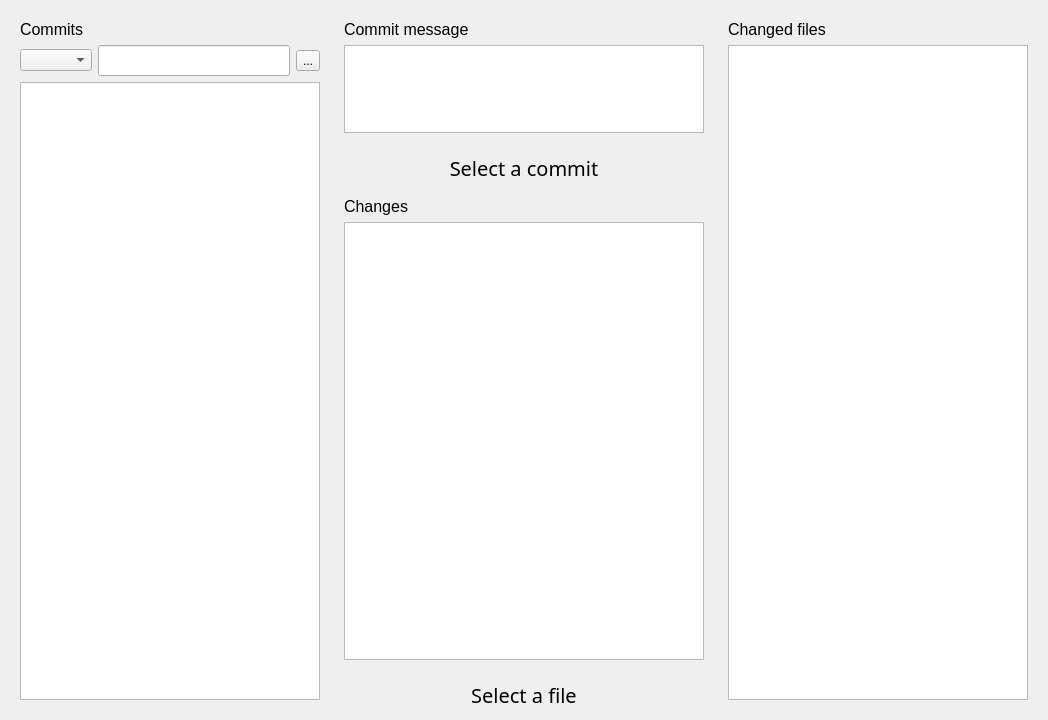
First picture: the form in client/ui/repo.ui, repository Kirisummer/config_sync, before the edit.
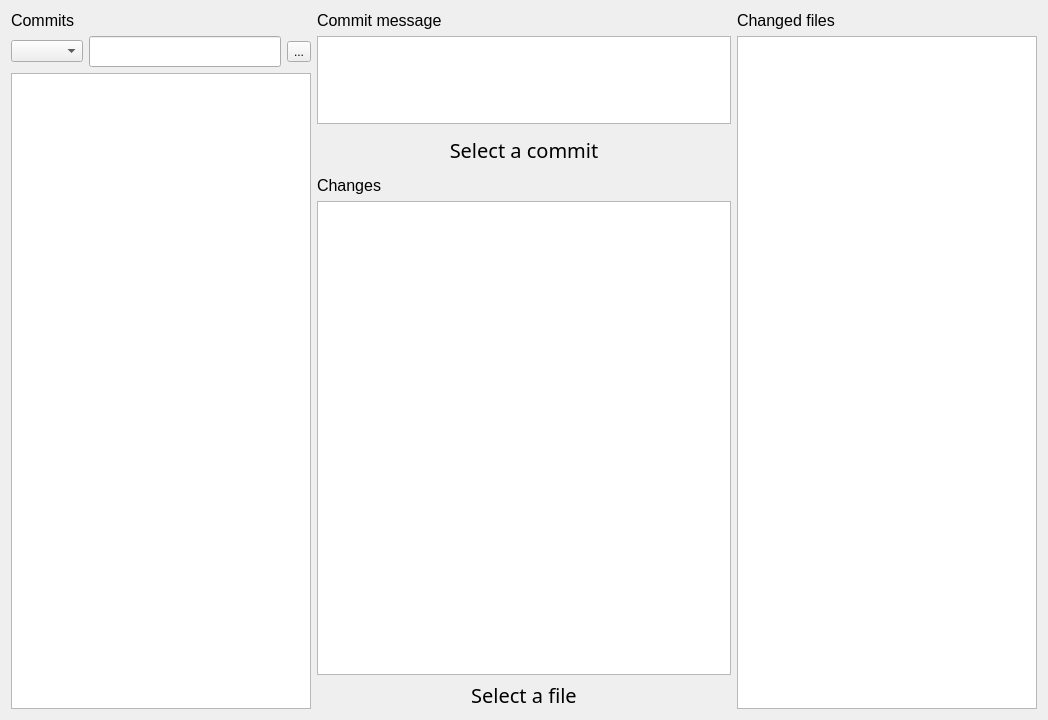
Second picture: the form after the edit.

Commit message: Update UI and UI generating script

What changed in the file:
```diff
--- a/client/ui/repo.ui
+++ b/client/ui/repo.ui
@@ -14,104 +14,7 @@
    <string>Repository</string>
   </property>
   <layout class="QGridLayout" name="gridLayout_5">
-   <item row="1" column="2" rowspan="6">
-    <widget class="QWidget" name="widget_4" native="true">
-     <layout class="QGridLayout" name="gridLayout_4">
-      <item row="1" column="0">
-       <widget class="QTreeWidget" name="treeWidget">
-        <property name="sizePolicy">
-         <sizepolicy hsizetype="Fixed" vsizetype="Expanding">
-          <horstretch>0</horstretch>
-          <verstretch>0</verstretch>
-         </sizepolicy>
-        </property>
-        <property name="minimumSize">
-         <size>
-          <width>300</width>
-          <height>0</height>
-         </size>
-        </property>
-        <property name="maximumSize">
-         <size>
-          <width>300</width>
-          <height>16777215</height>
-         </size>
-        </property>
-        <property name="font">
-         <font>
-          <family>Noto Sans</family>
-          <pointsize>10</pointsize>
-         </font>
-        </property>
-        <attribute name="headerVisible">
-         <bool>false</bool>
-        </attribute>
-        <column>
-         <property name="text">
-          <string>Files</string>
-         </property>
-        </column>
-       </widget>
-      </item>
-      <item row="0" column="0">
-       <widget class="QLabel" name="label_4">
-        <property name="font">
-         <font>
-          <pointsize>12</pointsize>
-         </font>
-        </property>
-        <property name="text">
-         <string>Changed files</string>
-        </property>
-       </widget>
-      </item>
-     </layout>
-    </widget>
-   </item>
-   <item row="1" column="1">
-    <widget class="QWidget" name="commit_msg_panel" native="true">
-     <layout class="QGridLayout" name="gridLayout_2">
-      <item row="2" column="0">
-       <widget class="QPlainTextEdit" name="plainTextEdit">
-        <property name="sizePolicy">
-         <sizepolicy hsizetype="Expanding" vsizetype="Preferred">
-          <horstretch>0</horstretch>
-          <verstretch>0</verstretch>
-         </sizepolicy>
-        </property>
-        <property name="font">
-         <font>
-          <family>Noto Sans</family>
-          <pointsize>10</pointsize>
-         </font>
-        </property>
-        <property name="sizeAdjustPolicy">
-         <enum>QAbstractScrollArea::AdjustToContents</enum>
-        </property>
-       </widget>
-      </item>
-      <item row="1" column="0">
-       <widget class="QLabel" name="label_2">
-        <property name="sizePolicy">
-         <sizepolicy hsizetype="Preferred" vsizetype="Preferred">
-          <horstretch>0</horstretch>
-          <verstretch>0</verstretch>
-         </sizepolicy>
-        </property>
-        <property name="font">
-         <font>
-          <pointsize>12</pointsize>
-         </font>
-        </property>
-        <property name="text">
-         <string>Commit message</string>
-        </property>
-       </widget>
-      </item>
-     </layout>
-    </widget>
-   </item>
-   <item row="6" column="1">
+   <item row="5" column="1">
     <widget class="QLabel" name="no_file">
      <property name="font">
       <font>
@@ -127,7 +30,7 @@
      </property>
     </widget>
    </item>
-   <item row="3" column="1">
+   <item row="2" column="1">
     <widget class="QLabel" name="no_commit">
      <property name="font">
       <font>
@@ -143,37 +46,127 @@
      </property>
     </widget>
    </item>
-   <item row="4" column="1">
-    <widget class="QWidget" name="change_panel" native="true">
-     <layout class="QGridLayout" name="gridLayout_3">
-      <item row="2" column="0">
-       <widget class="QTextEdit" name="textEdit">
-        <property name="font">
-         <font>
-          <family>Noto Sans</family>
-          <pointsize>10</pointsize>
-         </font>
-        </property>
-       </widget>
-      </item>
-      <item row="1" column="0">
-       <widget class="QLabel" name="label_3">
+   <item row="0" column="1">
+    <layout class="QVBoxLayout" name="verticalLayout_3">
+     <item>
+      <widget class="QLabel" name="commit_msg">
+       <property name="sizePolicy">
+        <sizepolicy hsizetype="Preferred" vsizetype="Preferred">
+         <horstretch>0</horstretch>
+         <verstretch>0</verstretch>
+        </sizepolicy>
+       </property>
         <property name="font">
          <font>
           <pointsize>12</pointsize>
          </font>
         </property>
         <property name="text">
-         <string>Changes</string>
+        <string>Commit message</string>
+       </property>
+      </widget>
+     </item>
+     <item>
+      <widget class="QPlainTextEdit" name="plainTextEdit">
+       <property name="sizePolicy">
+        <sizepolicy hsizetype="Expanding" vsizetype="Preferred">
+         <horstretch>0</horstretch>
+         <verstretch>0</verstretch>
+        </sizepolicy>
+       </property>
+       <property name="font">
+        <font>
+         <family>Noto Sans</family>
+         <pointsize>10</pointsize>
+        </font>
+       </property>
+       <property name="sizeAdjustPolicy">
+        <enum>QAbstractScrollArea::AdjustToContents</enum>
         </property>
        </widget>
       </item>
      </layout>
-    </widget>
    </item>
-   <item row="1" column="0" rowspan="6">
-    <widget class="QWidget" name="widget" native="true">
+   <item row="0" column="2" rowspan="6">
      <layout class="QGridLayout" name="gridLayout">
+     <item row="0" column="0">
+      <widget class="QLabel" name="label_4">
+       <property name="font">
+        <font>
+         <pointsize>12</pointsize>
+        </font>
+       </property>
+       <property name="text">
+        <string>Changed files</string>
+       </property>
+      </widget>
+     </item>
+     <item row="1" column="0">
+      <widget class="QTreeWidget" name="treeWidget">
+       <property name="sizePolicy">
+        <sizepolicy hsizetype="Fixed" vsizetype="Expanding">
+         <horstretch>0</horstretch>
+         <verstretch>0</verstretch>
+        </sizepolicy>
+       </property>
+       <property name="minimumSize">
+        <size>
+         <width>300</width>
+         <height>0</height>
+        </size>
+       </property>
+       <property name="maximumSize">
+        <size>
+         <width>300</width>
+         <height>16777215</height>
+        </size>
+       </property>
+       <property name="font">
+        <font>
+         <family>Noto Sans</family>
+         <pointsize>10</pointsize>
+        </font>
+       </property>
+       <attribute name="headerVisible">
+        <bool>false</bool>
+       </attribute>
+       <column>
+        <property name="text">
+         <string>Files</string>
+        </property>
+       </column>
+      </widget>
+     </item>
+    </layout>
+   </item>
+   <item row="4" column="1">
+    <layout class="QVBoxLayout" name="verticalLayout">
+     <item>
+      <widget class="QLabel" name="changes_label">
+       <property name="font">
+        <font>
+         <pointsize>12</pointsize>
+        </font>
+       </property>
+       <property name="text">
+        <string>Changes</string>
+       </property>
+      </widget>
+     </item>
+     <item>
+      <widget class="QTextEdit" name="changes">
+       <property name="font">
+        <font>
+         <family>Noto Sans</family>
+         <pointsize>10</pointsize>
+        </font>
+       </property>
+      </widget>
+     </item>
+    </layout>
+   </item>
+   <item row="0" column="0" rowspan="6">
+    <layout class="QGridLayout" name="gridLayout_6">
       <item row="1" column="2">
        <widget class="QToolButton" name="toolButton">
         <property name="text">
@@ -181,6 +174,18 @@
         </property>
        </widget>
       </item>
+     <item row="0" column="0" colspan="3">
+      <widget class="QLabel" name="label">
+       <property name="font">
+        <font>
+         <pointsize>12</pointsize>
+        </font>
+       </property>
+       <property name="text">
+        <string>Commits</string>
+       </property>
+      </widget>
+     </item>
       <item row="1" column="0">
        <widget class="QComboBox" name="comboBox">
         <property name="sizePolicy">
@@ -191,6 +196,22 @@
         </property>
        </widget>
       </item>
+     <item row="1" column="1">
+      <widget class="QLineEdit" name="lineEdit">
+       <property name="sizePolicy">
+        <sizepolicy hsizetype="Preferred" vsizetype="Fixed">
+         <horstretch>0</horstretch>
+         <verstretch>0</verstretch>
+        </sizepolicy>
+       </property>
+       <property name="font">
+        <font>
+         <family>Noto Sans</family>
+         <pointsize>12</pointsize>
+        </font>
+       </property>
+      </widget>
+     </item>
       <item row="2" column="0" colspan="3">
        <widget class="QTableWidget" name="tableWidget">
         <property name="sizePolicy">
@@ -236,36 +257,7 @@
         </column>
        </widget>
       </item>
-      <item row="1" column="1">
-       <widget class="QLineEdit" name="lineEdit">
-        <property name="sizePolicy">
-         <sizepolicy hsizetype="Preferred" vsizetype="Fixed">
-          <horstretch>0</horstretch>
-          <verstretch>0</verstretch>
-         </sizepolicy>
-        </property>
-        <property name="font">
-         <font>
-          <family>Noto Sans</family>
-          <pointsize>12</pointsize>
-         </font>
-        </property>
-       </widget>
-      </item>
-      <item row="0" column="0">
-       <widget class="QLabel" name="label">
-        <property name="font">
-         <font>
-          <pointsize>12</pointsize>
-         </font>
-        </property>
-        <property name="text">
-         <string>Commits</string>
-        </property>
-       </widget>
-      </item>
-     </layout>
-    </widget>
+    </layout>
    </item>
   </layout>
  </widget>
```
Left out of the diff: 4 changed lines with no effect on the pictures. Lines whose indentation alone changed are shown as unchanged. The commit also changes 5 other files.
